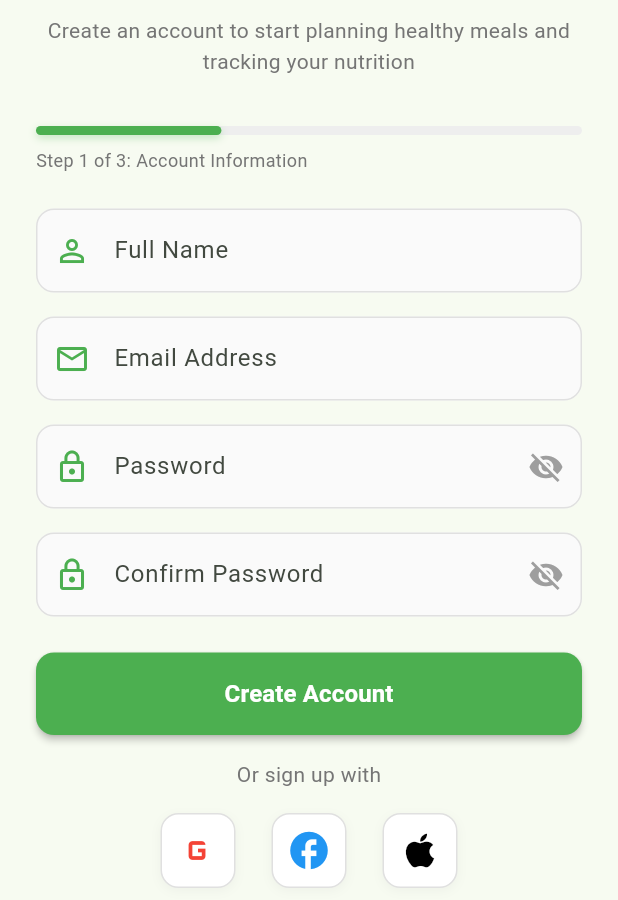
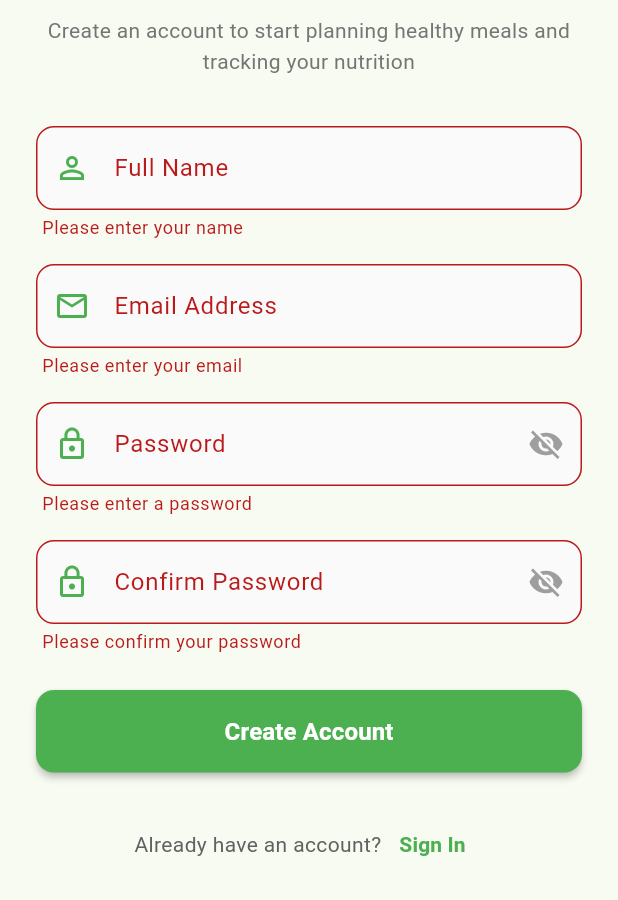
Before and after one commit to reymartjohneva/meal_planner, a Flutter app: the RegisterPage screen opened by its route, after a tap on "Create Account", on a phone screen of 412 x 824 dp, the part 336-1236 px from its top. Run offline on Flutter 3.47's test engine with Material 3 defaults, Android fonts, the light colour scheme and no system bars; our stand-ins replace firebase_auth, firebase_core; accounts and stored records are empty.

Commit message:
feat: added auth service and signup functionality

```diff
--- a/lib/pages/register_page.dart
+++ b/lib/pages/register_page.dart
@@ -1,7 +1,97 @@
 import 'package:flutter/material.dart';
+import 'package:firebase_auth/firebase_auth.dart';
+import '../services/auth_service.dart';
 
-class RegisterPage extends StatelessWidget {
+class RegisterPage extends StatefulWidget {
   const RegisterPage({super.key});
+
+  @override
+  State<RegisterPage> createState() => _RegisterPageState();
+}
+
+class _RegisterPageState extends State<RegisterPage> {
+  // Form controllers
+  final TextEditingController _nameController = TextEditingController();
+  final TextEditingController _emailController = TextEditingController();
+  final TextEditingController _passwordController = TextEditingController();
+  final TextEditingController _confirmPasswordController = TextEditingController();
+
+  final _formKey = GlobalKey<FormState>();
+
+  // Loading state
+  bool _isLoading = false;
+
+  // Error handling
+  String? _errorMessage;
+
+  // Password visibility
+  bool _passwordVisible = false;
+  bool _confirmPasswordVisible = false;
+
+  @override
+  void dispose() {
+    _nameController.dispose();
+    _emailController.dispose();
+    _passwordController.dispose();
+    _confirmPasswordController.dispose();
+    super.dispose();
+  }
+
+  // Method to handle registration
+  Future<void> _register() async {
+    // Validate form
+    if (!_formKey.currentState!.validate()) return;
+
+    // Clear error message
+    setState(() {
+      _errorMessage = null;
+      _isLoading = true;
+    });
+
+    try {
+      // Create account using AuthService
+      await authService.value.createAccount(
+        email: _emailController.text.trim(),
+        password: _passwordController.text.trim(),
+        name: _nameController.text.trim(),
+      );
+
+      // Navigate to home page or profile setup page
+      if (mounted) {
+        Navigator.pushReplacementNamed(context, '/home'); // Replace with your route
+      }
+    } on FirebaseAuthException catch (e) {
+      setState(() {
+        _errorMessage = _getAuthErrorMessage(e.code);
+      });
+    } catch (e) {
+      setState(() {
+        _errorMessage = 'An unexpected error occurred. Please try again.';
+      });
+    } finally {
+      if (mounted) {
+        setState(() {
+          _isLoading = false;
+        });
+      }
+    }
+  }
+
+  // Helper method to translate Firebase error codes to user-friendly messages
+  String _getAuthErrorMessage(String code) {
+    switch (code) {
+      case 'email-already-in-use':
+        return 'This email is already registered. Please sign in or use another email.';
+      case 'invalid-email':
+        return 'The email address is not valid.';
+      case 'operation-not-allowed':
+        return 'Email/password accounts are not enabled.';
+      case 'weak-password':
+        return 'Please choose a stronger password.';
+      default:
+        return 'An error occurred during registration. Please try again.';
+    }
+  }
 
   @override
   Widget build(BuildContext context) {
@@ -24,6 +114,8 @@ class RegisterPage extends StatelessWidget {
           physics: const BouncingScrollPhysics(),
           child: Padding(
             padding: const EdgeInsets.all(24.0),
+            child: Form(  // Added Form widget
+              key: _formKey,
               child: Column(
                 crossAxisAlignment: CrossAxisAlignment.stretch,
                 children: [
@@ -72,44 +164,33 @@ class RegisterPage extends StatelessWidget {
                   ),
                   const SizedBox(height: 32),
 
-                // Progress indicator
+                  // Error message display
+                  if (_errorMessage != null) ...[
                     Container(
-                  height: 6,
+                      padding: const EdgeInsets.all(12),
                       decoration: BoxDecoration(
-                    color: Colors.grey.shade200,
-                    borderRadius: BorderRadius.circular(8),
+                        color: Colors.red.shade50,
+                        borderRadius: BorderRadius.circular(12),
+                        border: Border.all(color: Colors.red.shade200),
                       ),
-                  child: Row(
-                    children: [
-                      Container(
-                        width: MediaQuery.of(context).size.width * 0.3,
-                        decoration: BoxDecoration(
-                          color: Colors.green,
-                          borderRadius: BorderRadius.circular(8),
-                          boxShadow: [
-                            BoxShadow(
-                              color: Colors.green.withOpacity(0.3),
-                              blurRadius: 4,
-                              offset: const Offset(0, 2),
-                            ),
-                          ],
+                      child: Text(
+                        _errorMessage!,
+                        style: TextStyle(color: Colors.red.shade700),
+                        textAlign: TextAlign.center,
                       ),
                     ),
+                    const SizedBox(height: 16),
                   ],
-                  ),
-                ),
-                const SizedBox(height: 8),
-                Text(
-                  'Step 1 of 3: Account Information',
-                  style: TextStyle(
-                    fontSize: 12,
-                    color: Colors.grey.shade600,
-                  ),
-                ),
-                const SizedBox(height: 24),
 
                   // Full Name Field
                   TextFormField(
+                    controller: _nameController,
+                    validator: (value) {
+                      if (value == null || value.trim().isEmpty) {
+                        return 'Please enter your name';
+                      }
+                      return null;
+                    },
                     decoration: InputDecoration(
                       labelText: 'Full Name',
                       hintText: 'Enter your full name',
@@ -134,6 +215,19 @@ class RegisterPage extends StatelessWidget {
 
                   // Email Field
                   TextFormField(
+                    controller: _emailController,
+                    keyboardType: TextInputType.emailAddress,
+                    validator: (value) {
+                      if (value == null || value.trim().isEmpty) {
+                        return 'Please enter your email';
+                      }
+                      // Basic email validation
+                      final emailRegExp = RegExp(r'^[\w-\.]+@([\w-]+\.)+[\w-]{2,4}$');
+                      if (!emailRegExp.hasMatch(value)) {
+                        return 'Please enter a valid email address';
+                      }
+                      return null;
+                    },
                     decoration: InputDecoration(
                       labelText: 'Email Address',
                       hintText: 'Enter your email',
@@ -158,12 +252,32 @@ class RegisterPage extends StatelessWidget {
 
                   // Password Field
                   TextFormField(
-                  obscureText: true,
+                    controller: _passwordController,
+                    obscureText: !_passwordVisible,
+                    validator: (value) {
+                      if (value == null || value.isEmpty) {
+                        return 'Please enter a password';
+                      }
+                      if (value.length < 6) {
+                        return 'Password must be at least 6 characters';
+                      }
+                      return null;
+                    },
                     decoration: InputDecoration(
                       labelText: 'Password',
                       hintText: 'Create a password',
                       prefixIcon: const Icon(Icons.lock_outline, color: Colors.green),
-                    suffixIcon: const Icon(Icons.visibility_off, color: Colors.grey),
+                      suffixIcon: IconButton(
+                        icon: Icon(
+                          _passwordVisible ? Icons.visibility : Icons.visibility_off,
+                          color: Colors.grey,
+                        ),
+                        onPressed: () {
+                          setState(() {
+                            _passwordVisible = !_passwordVisible;
+                          });
+                        },
+                      ),
                       border: OutlineInputBorder(
                         borderRadius: BorderRadius.circular(12),
                       ),
@@ -184,12 +298,32 @@ class RegisterPage extends StatelessWidget {
 
                   // Confirm Password Field
                   TextFormField(
-                  obscureText: true,
+                    controller: _confirmPasswordController,
+                    obscureText: !_confirmPasswordVisible,
+                    validator: (value) {
+                      if (value == null || value.isEmpty) {
+                        return 'Please confirm your password';
+                      }
+                      if (value != _passwordController.text) {
+                        return 'Passwords do not match';
+                      }
+                      return null;
+                    },
                     decoration: InputDecoration(
                       labelText: 'Confirm Password',
                       hintText: 'Confirm your password',
                       prefixIcon: const Icon(Icons.lock_outline, color: Colors.green),
-                    suffixIcon: const Icon(Icons.visibility_off, color: Colors.grey),
+                      suffixIcon: IconButton(
+                        icon: Icon(
+                          _confirmPasswordVisible ? Icons.visibility : Icons.visibility_off,
+                          color: Colors.grey,
+                        ),
+                        onPressed: () {
+                          setState(() {
+                            _confirmPasswordVisible = !_confirmPasswordVisible;
+                          });
+                        },
+                      ),
                       border: OutlineInputBorder(
                         borderRadius: BorderRadius.circular(12),
                       ),
@@ -210,7 +344,7 @@ class RegisterPage extends StatelessWidget {
 
                   // Register Button
                   ElevatedButton(
-                  onPressed: () {},
+                    onPressed: _isLoading ? null : _register,
                     style: ElevatedButton.styleFrom(
                       backgroundColor: Colors.green,
                       foregroundColor: Colors.white,
@@ -220,100 +354,20 @@ class RegisterPage extends StatelessWidget {
                       ),
                       elevation: 2,
                     ),
-                  child: const Text(
+                    child: _isLoading
+                        ? const SizedBox(
+                      height: 20,
+                      width: 20,
+                      child: CircularProgressIndicator(
+                        color: Colors.white,
+                        strokeWidth: 2,
+                      ),
+                    ) : const Text(
                       'Create Account',
                       style: TextStyle(
                         fontSize: 16,
                         fontWeight: FontWeight.bold,
                       ),
-                  ),
-                ),
-
-                const SizedBox(height: 16),
-
-                // Alternative signup options
-                Center(
-                  child: Column(
-                    children: [
-                      Text(
-                        'Or sign up with',
-                        style: TextStyle(
-                          color: Colors.grey.shade600,
-                          fontSize: 14,
-                        ),
-                      ),
-                      const SizedBox(height: 16),
-                      Row(
-                        mainAxisAlignment: MainAxisAlignment.center,
-                        children: [
-                          Container(
-                            width: 50,
-                            height: 50,
-                            decoration: BoxDecoration(
-                              border: Border.all(color: Colors.grey.shade300),
-                              borderRadius: BorderRadius.circular(12),
-                              color: Colors.white,
-                              boxShadow: [
-                                BoxShadow(
-                                  color: Colors.grey.withOpacity(0.1),
-                                  blurRadius: 5,
-                                  offset: const Offset(0, 2),
-                                ),
-                              ],
-                            ),
-                            child: const Icon(
-                              Icons.g_mobiledata,
-                              color: Colors.red,
-                              size: 30,
-                            ),
-                          ),
-                          const SizedBox(width: 24),
-                          Container(
-                            width: 50,
-                            height: 50,
-                            decoration: BoxDecoration(
-                              border: Border.all(color: Colors.grey.shade300),
-                              borderRadius: BorderRadius.circular(12),
-                              color: Colors.white,
-                              boxShadow: [
-                                BoxShadow(
-                                  color: Colors.grey.withOpacity(0.1),
-                                  blurRadius: 5,
-                                  offset: const Offset(0, 2),
-                                ),
-                              ],
-                            ),
-                            child: const Icon(
-                              Icons.facebook,
-                              color: Colors.blue,
-                              size: 30,
-                            ),
-                          ),
-                          const SizedBox(width: 24),
-                          Container(
-                            width: 50,
-                            height: 50,
-                            decoration: BoxDecoration(
-                              border: Border.all(color: Colors.grey.shade300),
-                              borderRadius: BorderRadius.circular(12),
-                              color: Colors.white,
-                              boxShadow: [
-                                BoxShadow(
-                                  color: Colors.grey.withOpacity(0.1),
-                                  blurRadius: 5,
-                                  offset: const Offset(0, 2),
-                                ),
-                              ],
-                            ),
-                            child: const Icon(
-                              Icons.apple,
-                              color: Colors.black,
-                              size: 30,
-                            ),
-                          ),
-                        ],
-                      ),
-                    ],
                     ),
                   ),
 
@@ -346,6 +400,7 @@ class RegisterPage extends StatelessWidget {
             ),
           ),
         ),
+      ),
     );
   }
 }
--- /dev/null
+++ b/lib/services/auth_service.dart
@@ -0,0 +1,36 @@
+import 'package:firebase_auth/firebase_auth.dart';
+import 'package:flutter/material.dart';
+
+ValueNotifier<AuthService> authService = ValueNotifier(AuthService());
+
+class AuthService {
+  final FirebaseAuth firebaseAuth = FirebaseAuth.instance;
+
+  User? get currentUser => firebaseAuth.currentUser;
+  Stream<User?> get authStateChanges => firebaseAuth.authStateChanges();
+
+  Future<UserCredential> signIn({
+    required String email,
+    required String password
+  }) async {
+    return await firebaseAuth.signInWithEmailAndPassword(email: email, password: password);
+  }
+
+  Future<UserCredential> createAccount({
+    required String name,
+    required String email,
+    required String password
+  }) async {
+    UserCredential userCredential = await firebaseAuth.createUserWithEmailAndPassword(
+        email: email,
+        password: password
+    );
+    await userCredential.user?.updateDisplayName(name);
+
+    return userCredential;
+  }
+
+  Future<void> signOut() async {
+    await firebaseAuth.signOut();
+  }
+}
```
Lines whose indentation alone changed are shown as unchanged.
